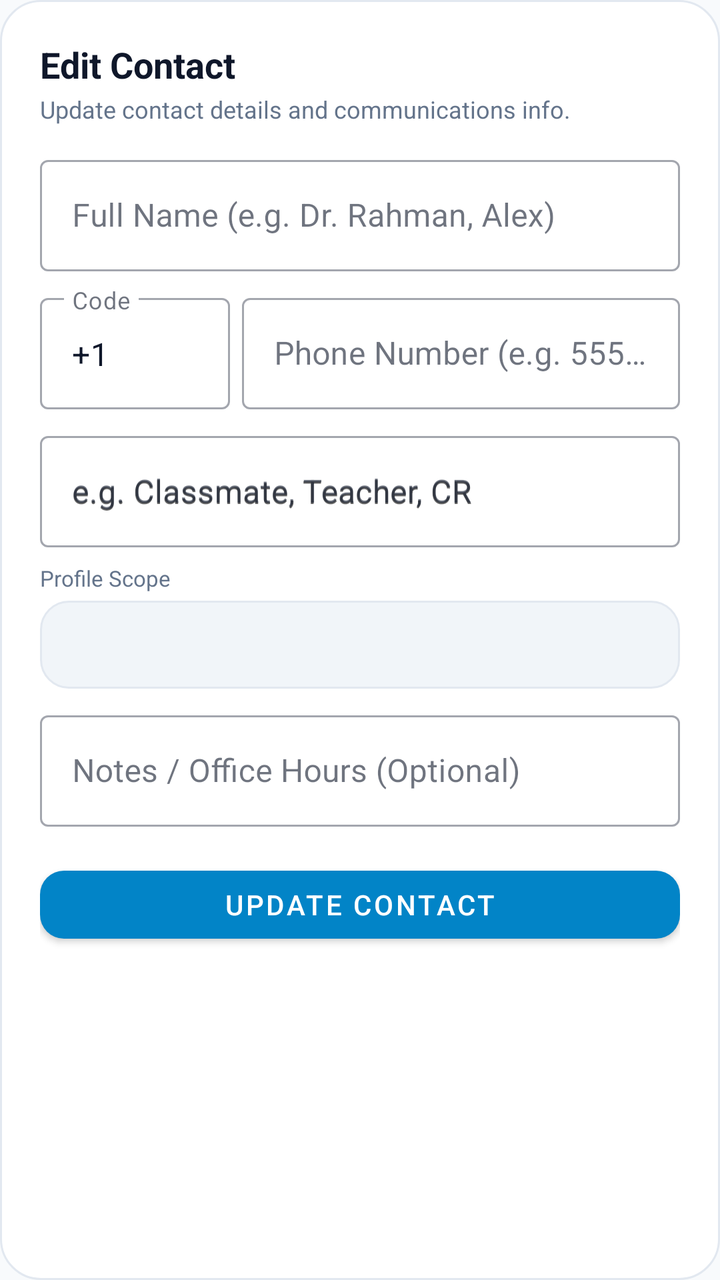
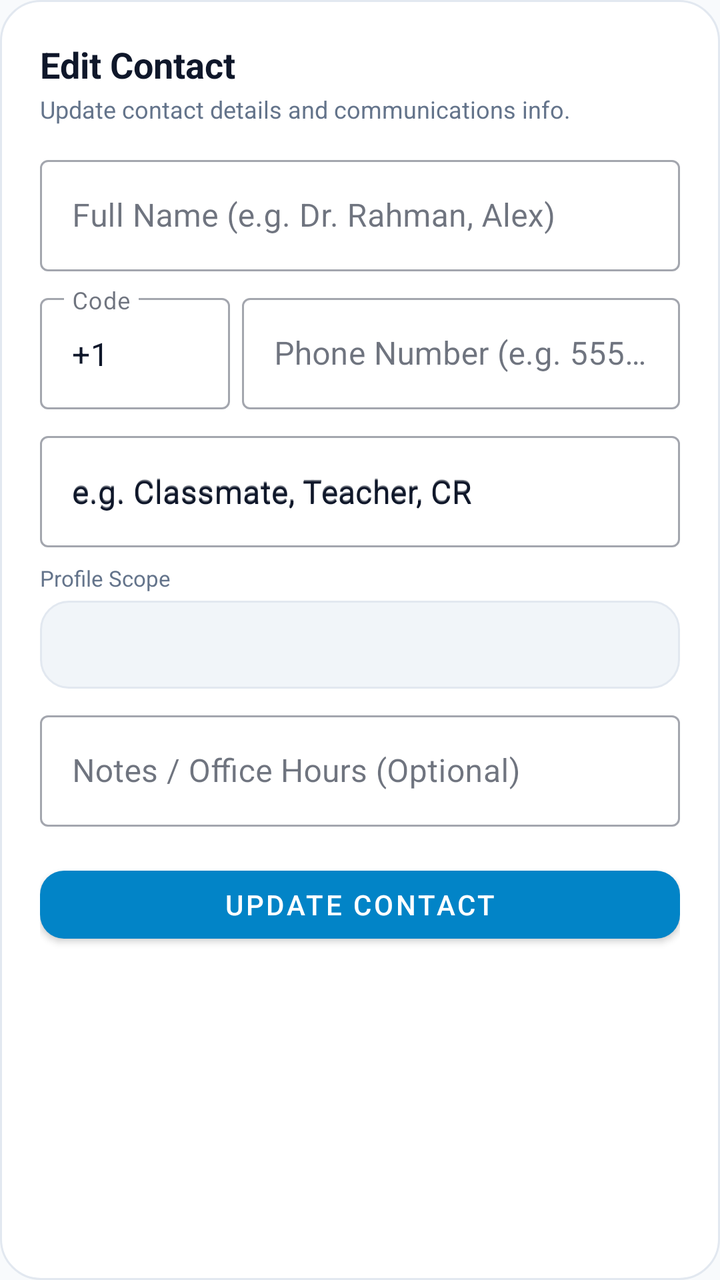

Compare the two renders of this Android layout. The source of the first and the diff that turns it into the second are given below.
<!-- AndroidManifest.xml: application theme Theme.LifeSync -->
<!-- res/layout/dialog_edit_contact.xml -->
<?xml version="1.0" encoding="utf-8"?>
<LinearLayout xmlns:android="http://schemas.android.com/apk/res/android"
    xmlns:app="http://schemas.android.com/apk/res-auto"
    android:layout_width="match_parent"
    android:layout_height="wrap_content"
    android:background="@drawable/bg_dialog_glass"
    android:orientation="vertical"
    android:padding="20dp">

    <TextView
        android:id="@+id/tvEditContactTitle"
        android:layout_width="wrap_content"
        android:layout_height="wrap_content"
        android:text="Edit Contact"
        android:textColor="@color/text_primary"
        android:textSize="18sp"
        android:textStyle="bold" />

    <TextView
        android:layout_width="wrap_content"
        android:layout_height="wrap_content"
        android:layout_marginTop="2dp"
        android:text="Update contact details and communications info."
        android:textColor="@color/text_secondary"
        android:textSize="12sp" />

    
    <com.google.android.material.textfield.TextInputLayout
        style="@style/Widget.MaterialComponents.TextInputLayout.OutlinedBox"
        android:layout_width="match_parent"
        android:layout_height="wrap_content"
        android:layout_marginTop="12dp"
        android:hint="Full Name (e.g. Dr. Rahman, Alex)">

        <com.google.android.material.textfield.TextInputEditText
            android:id="@+id/etContactName"
            android:layout_width="match_parent"
            android:layout_height="wrap_content" />
    </com.google.android.material.textfield.TextInputLayout>

    
    <LinearLayout
        android:layout_width="match_parent"
        android:layout_height="wrap_content"
        android:layout_marginTop="8dp"
        android:gravity="center_vertical"
        android:orientation="horizontal">

        <com.google.android.material.textfield.TextInputLayout
            android:id="@+id/tilContactCountryCode"
            style="@style/Widget.MaterialComponents.TextInputLayout.OutlinedBox"
            android:layout_width="95dp"
            android:layout_height="wrap_content"
            android:layout_marginEnd="6dp"
            android:hint="Code">

            <com.google.android.material.textfield.TextInputEditText
                android:id="@+id/etContactCountryCode"
                android:layout_width="match_parent"
                android:layout_height="wrap_content"
                android:inputType="phone"
                android:text="+1" />
        </com.google.android.material.textfield.TextInputLayout>

        <com.google.android.material.textfield.TextInputLayout
            style="@style/Widget.MaterialComponents.TextInputLayout.OutlinedBox"
            android:layout_width="0dp"
            android:layout_height="wrap_content"
            android:layout_weight="1"
            android:hint="Phone Number (e.g. 555 123 4567)">

            <com.google.android.material.textfield.TextInputEditText
                android:id="@+id/etContactPhone"
                android:inputType="phone"
                android:layout_width="match_parent"
                android:layout_height="wrap_content" />
        </com.google.android.material.textfield.TextInputLayout>
    </LinearLayout>

    
    <com.google.android.material.textfield.TextInputLayout
        style="@style/Widget.MaterialComponents.TextInputLayout.OutlinedBox"
        android:layout_width="match_parent"
        android:layout_height="wrap_content"
        android:layout_marginTop="8dp"
        android:hint="e.g. Classmate, Teacher, CR">

        <com.google.android.material.textfield.TextInputEditText
            android:id="@+id/etContactRole"
            android:layout_width="match_parent"
            android:layout_height="wrap_content"
            android:hint="e.g. Classmate, Teacher, CR" />
    </com.google.android.material.textfield.TextInputLayout>

    
    <LinearLayout
        android:layout_width="match_parent"
        android:layout_height="wrap_content"
        android:layout_marginTop="8dp"
        android:orientation="vertical">

        <TextView
            android:layout_width="wrap_content"
            android:layout_height="wrap_content"
            android:layout_marginBottom="4dp"
            android:text="Profile Scope"
            android:textColor="@color/text_secondary"
            android:textSize="11sp" />

        <Spinner
            android:id="@+id/spContactScope"
            android:layout_width="match_parent"
            android:layout_height="44dp"
            android:background="@drawable/bg_chip_unselected" />
    </LinearLayout>

    
    <com.google.android.material.textfield.TextInputLayout
        style="@style/Widget.MaterialComponents.TextInputLayout.OutlinedBox"
        android:layout_width="match_parent"
        android:layout_height="wrap_content"
        android:layout_marginTop="8dp"
        android:hint="Notes / Office Hours (Optional)">

        <com.google.android.material.textfield.TextInputEditText
            android:id="@+id/etContactNotes"
            android:layout_width="match_parent"
            android:layout_height="wrap_content" />
    </com.google.android.material.textfield.TextInputLayout>

    <com.google.android.material.button.MaterialButton
        android:id="@+id/btnSaveContact"
        android:layout_width="match_parent"
        android:layout_height="46dp"
        android:layout_marginTop="16dp"
        android:text="Update Contact"
        app:cornerRadius="12dp" />

</LinearLayout>
<!-- resources referenced by this layout -->
<resources>
  <color name="text_primary">#0F172A</color>
  <color name="text_secondary">#64748B</color>
  <!-- drawable bg_chip_unselected (drawable) -->
  <?xml version="1.0" encoding="utf-8"?>
  <shape xmlns:android="http://schemas.android.com/apk/res/android"
      android:shape="rectangle">
      <solid android:color="@color/surface_variant" />
      <corners android:radius="14dp" />
      <stroke
          android:width="1dp"
          android:color="@color/card_stroke" />
  </shape>
  <!-- drawable bg_dialog_glass (drawable) -->
  <?xml version="1.0" encoding="utf-8"?>
  <shape xmlns:android="http://schemas.android.com/apk/res/android"
      android:shape="rectangle">
      <corners android:radius="20dp" />
      <solid android:color="@color/surface" />
      <stroke
          android:width="1dp"
          android:color="@color/card_stroke" />
  </shape>
  <style name="Theme.LifeSync" parent="Theme.MaterialComponents.DayNight.NoActionBar">
          <item name="colorPrimary">@color/primary</item>
          <item name="colorPrimaryVariant">@color/primary_variant</item>
          <item name="colorOnPrimary">@color/on_primary</item>
          <item name="colorSecondary">@color/secondary</item>
          <item name="colorSecondaryVariant">@color/secondary_variant</item>
          <item name="colorOnSecondary">@color/on_secondary</item>
          <item name="colorSurface">@color/surface</item>
          <item name="colorOnSurface">@color/text_primary</item>
          <item name="colorOnBackground">@color/text_primary</item>
          <item name="colorOnSurfaceVariant">@color/text_secondary</item>
          <item name="android:colorBackground">@color/background</item>
          <item name="android:windowBackground">@color/background</item>
          <item name="android:textColorPrimary">@color/text_primary</item>
          <item name="android:textColorSecondary">@color/text_secondary</item>
          <item name="android:statusBarColor">@color/background</item>
          <item name="android:windowLightStatusBar">true</item>
          <item name="android:navigationBarColor">@color/background</item>
          <item name="materialCardViewStyle">@style/CardElevationRounded</item>
          <item name="android:textViewStyle">@style/DuoRhythmTextView</item>
          <item name="android:editTextStyle">@style/DuoRhythmEditText</item>
          <item name="editTextStyle">@style/DuoRhythmEditText</item>
      </style>
  <color name="surface_variant">#F1F5F9</color>
  <color name="card_stroke">#E2E8F0</color>
  <color name="surface">#FFFFFF</color>
  <color name="primary">#0284C7</color>
  <color name="primary_variant">#0369A1</color>
  <color name="on_primary">#FFFFFF</color>
  <color name="secondary">#7C3AED</color>
  <color name="secondary_variant">#6D28D9</color>
  <color name="on_secondary">#FFFFFF</color>
  <color name="background">#F8FAFC</color>
  <style name="CardElevationRounded" parent="Widget.MaterialComponents.CardView">
          <item name="cardCornerRadius">22dp</item>
          <item name="cardElevation">2dp</item>
          <item name="strokeWidth">1dp</item>
          <item name="strokeColor">@color/card_stroke</item>
          <item name="cardBackgroundColor">@color/surface_card</item>
      </style>
  <style name="DuoRhythmTextView" parent="android:Widget.TextView">
          <item name="android:lineSpacingExtra">2dp</item>
          <item name="android:fontFamily">sans-serif</item>
          <item name="android:includeFontPadding">true</item>
      </style>
  <style name="DuoRhythmEditText" parent="android:Widget.EditText">
          <item name="android:lineSpacingExtra">2dp</item>
          <item name="android:fontFamily">sans-serif</item>
          <item name="android:includeFontPadding">true</item>
          <item name="android:textColor">@color/text_primary</item>
          <item name="android:textColorHint">@color/text_secondary</item>
      </style>
  <color name="surface_card">#FFFFFF</color>
</resources>

<!-- the commit's change to res/layout/dialog_edit_contact.xml (unified diff, before → after) -->
@@ -35,7 +35,9 @@
         <com.google.android.material.textfield.TextInputEditText
             android:id="@+id/etContactName"
             android:layout_width="match_parent"
-            android:layout_height="wrap_content" />
+            android:layout_height="wrap_content"
+            android:textColor="?attr/colorOnSurface"
+            android:textColorHint="?attr/colorOutline" />
     </com.google.android.material.textfield.TextInputLayout>
 
     
@@ -59,10 +61,13 @@
                 android:layout_width="match_parent"
                 android:layout_height="wrap_content"
                 android:inputType="phone"
+                android:textColor="?attr/colorOnSurface"
+                android:textColorHint="?attr/colorOutline"
                 android:text="+1" />
         </com.google.android.material.textfield.TextInputLayout>
 
         <com.google.android.material.textfield.TextInputLayout
+            android:id="@+id/tilContactPhone"
             style="@style/Widget.MaterialComponents.TextInputLayout.OutlinedBox"
             android:layout_width="0dp"
             android:layout_height="wrap_content"
@@ -73,7 +78,9 @@
                 android:id="@+id/etContactPhone"
                 android:inputType="phone"
                 android:layout_width="match_parent"
-                android:layout_height="wrap_content" />
+                android:layout_height="wrap_content"
+                android:textColor="?attr/colorOnSurface"
+                android:textColorHint="?attr/colorOutline" />
         </com.google.android.material.textfield.TextInputLayout>
     </LinearLayout>
 
@@ -89,6 +96,8 @@
             android:id="@+id/etContactRole"
             android:layout_width="match_parent"
             android:layout_height="wrap_content"
+            android:textColor="?attr/colorOnSurface"
+            android:textColorHint="?attr/colorOutline"
             android:hint="e.g. Classmate, Teacher, CR" />
     </com.google.android.material.textfield.TextInputLayout>
 
@@ -125,7 +134,9 @@
         <com.google.android.material.textfield.TextInputEditText
             android:id="@+id/etContactNotes"
             android:layout_width="match_parent"
-            android:layout_height="wrap_content" />
+            android:layout_height="wrap_content"
+            android:textColor="?attr/colorOnSurface"
+            android:textColorHint="?attr/colorOutline" />
     </com.google.android.material.textfield.TextInputLayout>
 
     <com.google.android.material.button.MaterialButton
